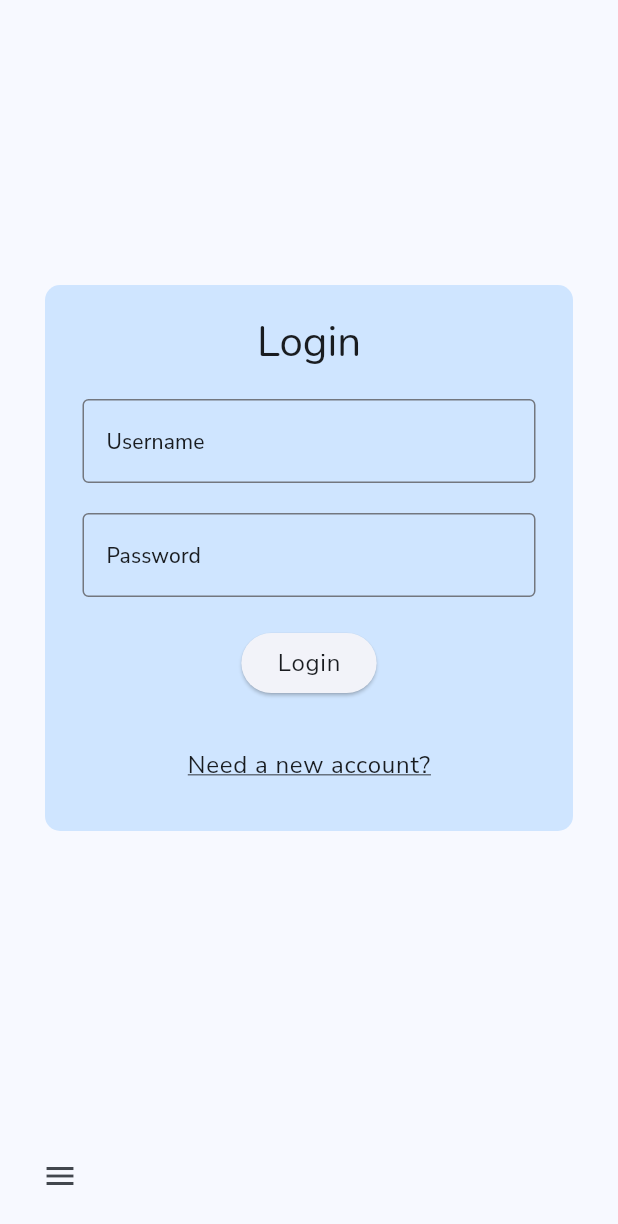
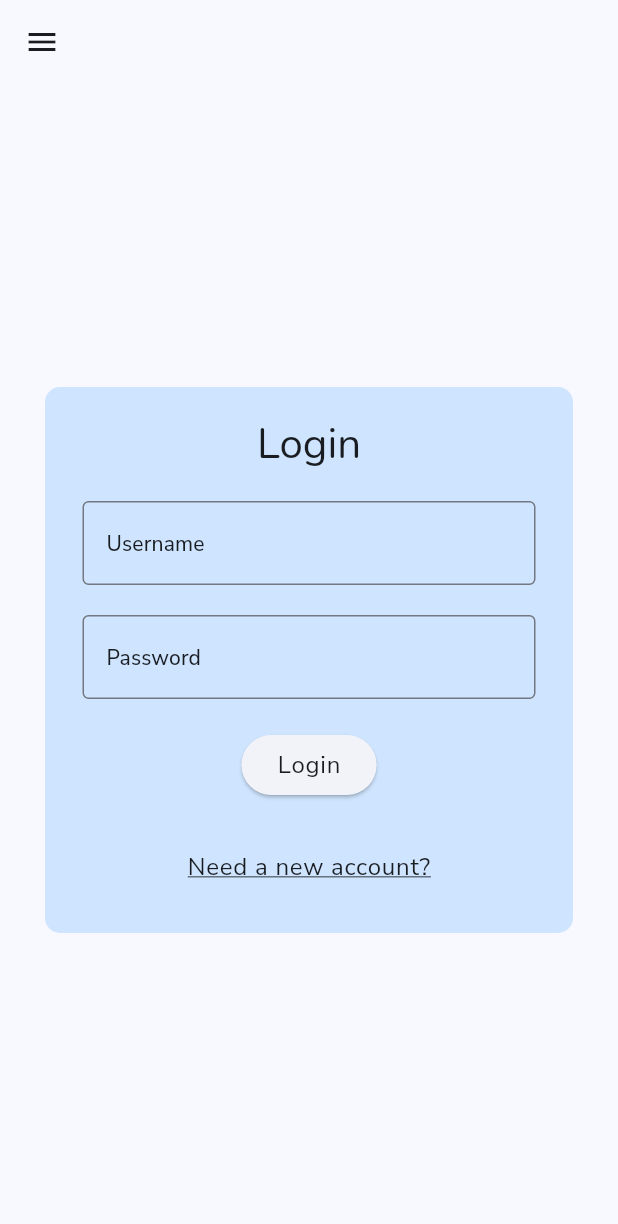
Before and after one commit to cjpy4/nimbus_check, a Flutter app: the screen it shows after launch, on a phone screen of 412 x 824 dp. Shown: the top 1224 px of the screen. Run offline on Flutter 3.47's test engine with Material 3 defaults, Android fonts, the light colour scheme and no system bars; drawn by our look-alikes of flutter_advanced_drawer; our stand-ins replace cloud_firestore, firebase_auth, firebase_core, flutter_riverpod, google_fonts, lottie and 2 more; accounts and stored records are empty; generated files the repository leaves out were written again.

Commit message:
switched app bar back to top position

```diff
--- a/apps/tech-check-flutter/lib/main.dart
+++ b/apps/tech-check-flutter/lib/main.dart
@@ -32,7 +32,7 @@ class MyApp extends StatelessWidget {
 
     MaterialTheme theme = MaterialTheme(textTheme);
     return MaterialApp(
-      title: 'SCW Tech Check',
+      title: 'Nimbus Check',
       theme: brightness == Brightness.light ? theme.light() : theme.dark(),
       home: MyHomePage(title: 'Nimbus Check'),
       routes: {
@@ -148,10 +148,8 @@ class MyHomePage extends ConsumerWidget {
           data:
               (user) => user != null ? const SearchPage() : const LoginScreen(),
         ),
-        bottomNavigationBar: BottomAppBar(
-          color: Theme.of(context).scaffoldBackgroundColor,
-          child: Row(
-            children: [
+        appBar: AppBar(
+            leading:
               IconButton(
                 onPressed: _handleMenuButtonPressed,
                 icon: ValueListenableBuilder<AdvancedDrawerValue>(
@@ -171,8 +169,6 @@ class MyHomePage extends ConsumerWidget {
                   },
                 ),
               ),
-            ],
-          ),
         ),
         floatingActionButton: authState.maybeWhen(
           data:
```
